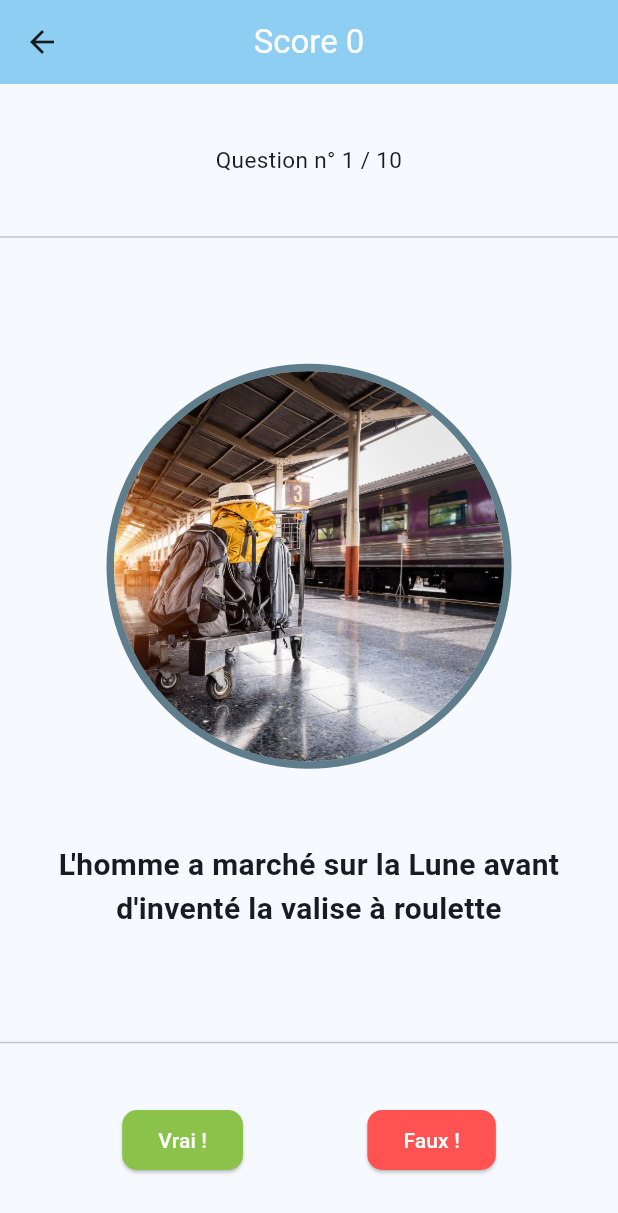
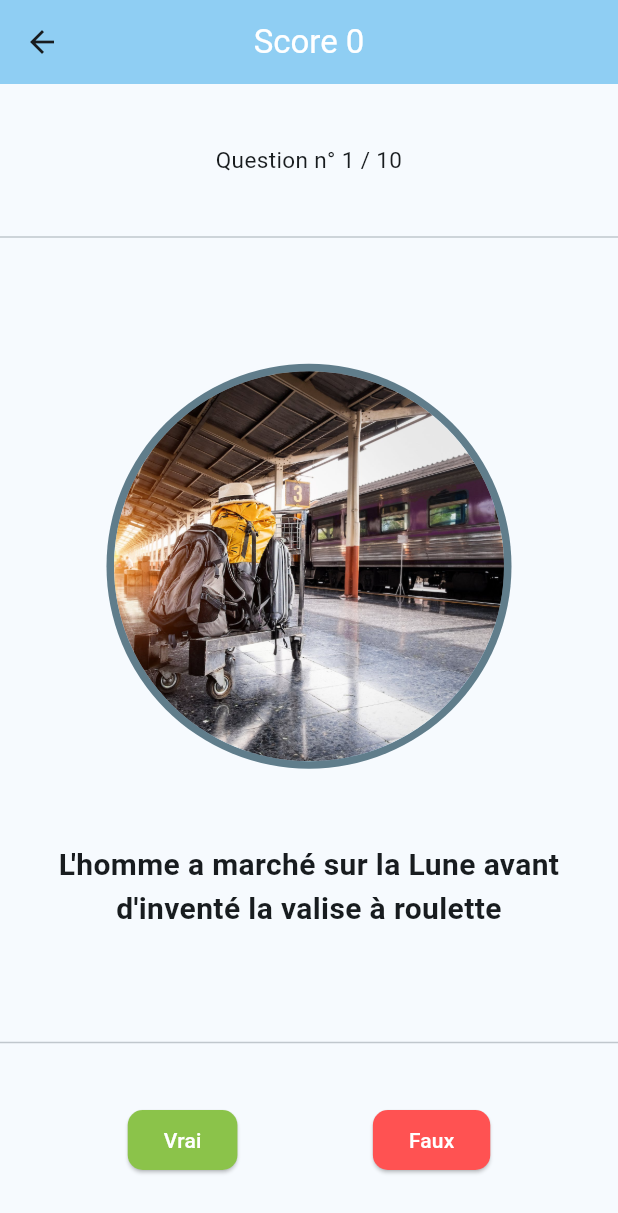
Before and after one commit to NicolasPi-maker/flutter_quizz, a Flutter app: the Question screen opened directly, on a phone screen of 412 x 824 dp. Shown: the top 1213 px of the screen. Run offline on Flutter 3.47's test engine with Material 3 defaults, Android fonts, the phone set to English and light mode, and no system bars.

Commit message:
add modal diaglog on user response to question

```diff
--- a/lib/data/questionData.dart
+++ b/lib/data/questionData.dart
@@ -1,4 +1,5 @@
-import 'package:quizz/class/question.dart';
+import 'package:quizz/model/question.dart';
+
 class QuestionData {
   List<Question> questionList = [
     Question(
--- a/lib/main.dart
+++ b/lib/main.dart
@@ -1,5 +1,5 @@
 import 'package:flutter/material.dart';
-import 'package:quizz/component/home_card.dart';
+import 'package:quizz/widget/home_card.dart';
 
 void main() {
   runApp(const MyApp());
--- /dev/null
+++ b/lib/page/quizz.dart
@@ -0,0 +1,132 @@
+import 'package:flutter/material.dart';
+import 'package:quizz/page/score.dart';
+import 'package:quizz/widget/question_card.dart';
+import 'package:quizz/widget/rounded_square_button.dart';
+import 'package:quizz/helper/navigator_helper.dart';
+
+class Question extends StatefulWidget {
+  const Question({super.key, required this.questions});
+
+  final List questions;
+
+  @override
+  State<Question> createState() => _QuestionState();
+}
+
+class _QuestionState extends State<Question> {
+  final String uploadsBaseUrl = 'assets/quizz_uploads/';
+  late int score = 0;
+  late int currentQuestionIndex = 0;
+
+  void incScore() {
+    setState(() {
+      score = score + 1;
+    });
+  }
+
+  SimpleDialog customSimpleDialog(choosedResponse, question) {
+    if(choosedResponse == question.response) {
+      score++;
+    }
+    return SimpleDialog(
+      title: Text(choosedResponse != question.response ? 'Mauvaise réponse...' : 'Bravo ! Voila un pépito'),
+      elevation: 12,
+      children: [
+        Column(
+          mainAxisSize: MainAxisSize.max,
+          mainAxisAlignment: MainAxisAlignment.spaceEvenly,
+          children: [
+            Image(image: AssetImage(choosedResponse != question.response ? '${uploadsBaseUrl}non.gif' : '${uploadsBaseUrl}oui.gif')),
+            Text(question.explanation),
+          ],
+        ),
+        const Divider(),
+        ElevatedButton(
+            onPressed: () {
+              if(currentQuestionIndex + 1 == widget.questions.length) {
+                NavigatorHelper().toSpecificPage(context: context, page: const Score());
+              } else {
+                setState(() {
+                  currentQuestionIndex++;
+                  Navigator.of(context).pop();
+                });
+              }
+            },
+            child: Text(currentQuestionIndex + 1 == widget.questions.length ? 'Voir mon score' :'Question suivante par pitié')
+        ),
+      ],
+    );
+  }
+
+  SimpleDialogOption simpleDialogOption({required String text}) {
+    return SimpleDialogOption(
+      onPressed: () {
+        // Do something here
+      },
+      child: Text(text),
+    );
+  }
+
+  Future<void> showCustomDialog({required Widget dialog, required BuildContext context}) async {
+    await showDialog(
+        barrierDismissible: false,
+        context: context,
+        builder: (BuildContext buildContext) {
+          return dialog;
+        }
+    );
+  }
+
+  @override
+  Widget build(BuildContext context) {
+    return Scaffold(
+      appBar: AppBar(
+        backgroundColor: Theme.of(context).colorScheme.inversePrimary,
+        title: Text('Score $score',
+            style: const TextStyle(color: Colors.white),
+            textAlign: TextAlign.center
+        ),
+        centerTitle: true,
+      ),
+      body: Column(
+        children: [
+          Padding(
+            padding: const EdgeInsets.all(40.0),
+            child: Text(
+              'Question n° ${currentQuestionIndex + 1} / ${widget.questions.length}',
+              textAlign: TextAlign.center,
+              style: const TextStyle(
+                fontSize: 15,
+              ),
+            ),
+          ),
+          const Divider(height: 2),
+          QuestionCard(question: widget.questions[currentQuestionIndex]),
+          const Divider(height: 2),
+          Padding(
+            padding: const EdgeInsets.all(40.0),
+            child: Row(
+              mainAxisAlignment: MainAxisAlignment.spaceAround,
+              children: [
+                RoundedSquareButton(
+                  buttonText: 'Vrai',
+                  backgroundColor: Colors.lightGreen,
+                  onPressedCallback: () {
+                    showCustomDialog(context: context, dialog: customSimpleDialog(true, widget.questions[currentQuestionIndex]));
+                  },
+                ),
+                RoundedSquareButton(
+                  buttonText: 'Faux',
+                  backgroundColor: Colors.redAccent,
+                  onPressedCallback: () {
+                    showCustomDialog(context: context, dialog: customSimpleDialog(false, widget.questions[currentQuestionIndex]));
+                  },
+                ),
+              ],
+            ),
+          ),
+        ],
+      ),
+    );
+  }
+}
--- a/lib/question/question.dart
+++ /dev/null
@@ -1,115 +0,0 @@
-import 'package:flutter/material.dart';
-
-class Question extends StatefulWidget {
-  const Question({super.key, required this.questions});
-
-  final List questions;
-  final int currentQuestionIndex = 0;
-  final String uploadsBaseUrl = 'assets/quizz_uploads/';
-
-  @override
-  State<Question> createState() => _QuestionState();
-}
-
-class _QuestionState extends State<Question> {
-  final int score = 0;
-
-  @override
-  Widget build(BuildContext context) {
-    return Scaffold(
-      appBar: AppBar(
-        backgroundColor: Theme.of(context).colorScheme.inversePrimary,
-        title: Text('Score $score',
-            style: const TextStyle(color: Colors.white),
-            textAlign: TextAlign.center),
-        centerTitle: true,
-      ),
-      body: Column(
-        children: [
-          Padding(
-            padding: const EdgeInsets.all(40.0),
-            child: Text(
-              'Question n° ${widget.currentQuestionIndex + 1} / ${widget.questions.length}',
-              textAlign: TextAlign.center,
-              style: const TextStyle(
-                fontSize: 15,
-              ),
-            ),
-          ),
-          const Divider(height: 2),
-          Expanded(
-            child: Column(
-              crossAxisAlignment: CrossAxisAlignment.center,
-              mainAxisAlignment: MainAxisAlignment.center,
-              children: [
-                Padding(
-                  padding: const EdgeInsets.all(30.0),
-                  child: CircleAvatar(
-                    radius: 135,
-                    backgroundColor: Colors.blueGrey,
-                    child: CircleAvatar(
-                      radius: 130,
-                      backgroundImage: AssetImage(
-                          '${widget.uploadsBaseUrl}${widget.questions[widget.currentQuestionIndex].imagePath}'),
-                    ),
-                  ),
-                ),
-                Padding(
-                  padding: const EdgeInsets.all(20.0),
-                  child: Text(
-                    widget.questions[widget.currentQuestionIndex].question,
-                    textAlign: TextAlign.center,
-                    style: const TextStyle(
-                      fontWeight: FontWeight.bold,
-                      fontSize: 20,
-                    ),
-                  ),
-                ),
-              ],
-            ),
-          ),
-          const Divider(height: 2),
-          Padding(
-            padding: const EdgeInsets.all(40.0),
-            child: Row(
-              mainAxisAlignment: MainAxisAlignment.spaceAround,
-              children: [
-                // TODO refacto pour avoir un composant bouton
-                ElevatedButton(
-                  style: ElevatedButton.styleFrom(
-                    backgroundColor: Colors.lightGreen,
-                    shape: const RoundedRectangleBorder(
-                      borderRadius: BorderRadius.all(Radius.elliptical(10, 10))
-                    )
-                  ),
-                  onPressed: () {},
-                  child: const Text(
-                    'Vrai !',
-                    style: TextStyle(
-                      color: Colors.white,
-                    ),
-                  ),
-                ),
-                ElevatedButton(
-                  style: ElevatedButton.styleFrom(
-                    backgroundColor: Colors.redAccent,
-                    shape: const RoundedRectangleBorder(
-                        borderRadius: BorderRadius.all(Radius.elliptical(10, 10))
-                    )
-                  ),
-                  onPressed: () {},
-                  child: const Text(
-                    'Faux !',
-                    style: TextStyle(
-                      color: Colors.white,
-                    ),
-                  ),
-                ),
-              ],
-            ),
-          )
-        ],
-      ),
-    );
-  }
-}
--- /dev/null
+++ b/lib/widget/question_card.dart
@@ -0,0 +1,44 @@
+import 'package:flutter/material.dart';
+import 'package:quizz/model/question.dart';
+
+class QuestionCard extends StatelessWidget {
+  const QuestionCard({super.key, required this.question});
+
+  final Question question;
+  final String uploadsBaseUrl = 'assets/quizz_uploads/';
+
+  @override
+  Widget build(BuildContext context) {
+    return Expanded(
+      child: Column(
+        crossAxisAlignment: CrossAxisAlignment.center,
+        mainAxisAlignment: MainAxisAlignment.center,
+        children: [
+          Padding(
+            padding: const EdgeInsets.all(30.0),
+            child: CircleAvatar(
+              radius: 135,
+              backgroundColor: Colors.blueGrey,
+              child: CircleAvatar(
+                radius: 130,
+                backgroundImage: AssetImage(
+                    '$uploadsBaseUrl${question.imagePath}'),
+              ),
+            ),
+          ),
+          Padding(
+            padding: const EdgeInsets.all(20.0),
+            child: Text(
+              question.question,
+              textAlign: TextAlign.center,
+              style: const TextStyle(
+                fontWeight: FontWeight.bold,
+                fontSize: 20,
+              ),
+            ),
+          ),
+        ],
+      ),
+    );
+  }
+}
--- /dev/null
+++ b/lib/widget/rounded_square_button.dart
@@ -0,0 +1,42 @@
+import 'package:flutter/material.dart';
+
+class RoundedSquareButton extends StatefulWidget {
+  const RoundedSquareButton(
+    {
+      super.key,
+      required this.buttonText,
+      this.textColor,
+      this.backgroundColor,
+      this.onPressedCallback
+    }
+  );
+
+  final String buttonText;
+  final Color? textColor;
+  final Color? backgroundColor;
+  final Function? onPressedCallback;
+
+  @override
+  State<RoundedSquareButton> createState() => _RoundedSquareButtonState();
+}
+
+class _RoundedSquareButtonState extends State<RoundedSquareButton> {
+  @override
+  Widget build(BuildContext context) {
+    return ElevatedButton(
+      style: ElevatedButton.styleFrom(
+          backgroundColor: widget.backgroundColor ?? Colors.lightBlueAccent,
+          shape: const RoundedRectangleBorder(
+              borderRadius: BorderRadius.all(Radius.elliptical(10, 10))
+          ),
+      ),
+      onPressed: () { widget.onPressedCallback!(); },
+      child: Text(
+        widget.buttonText,
+        style: TextStyle(
+          color: widget.textColor ?? Colors.white,
+        ),
+      ),
+    );
+  }
+}
```
Also changed, not shown: helper/navigator_helper.dart (deleted, +0 -14 lines), lib/helper/navigator_helper.dart (+14 -1 lines), lib/page/score.dart (added, +14 -0 lines), lib/widget/home_card.dart (renamed from lib/component/home_card.dart, +6 -4 lines), lib/model/question.dart (renamed from lib/class/question.dart).
